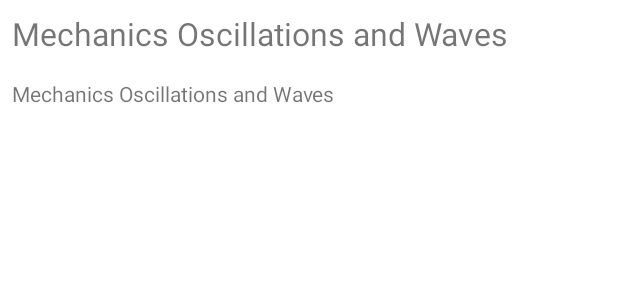
After one commit to Devsoc-BPGC/comrades, an Android app: the layout vh_material.xml on its own in the app's theme, with its tools: preview values and no code run, on a phone screen of 412 x 824 dp. The commit adds this screen. Shown: the top 300 px of the screen. Run offline under Robolectric (Android 15) with nearby library versions, the phone set to English and light mode, and no system bars.

Commit message:
Added course material recycler view

```diff
--- a/androidClient/app/src/main/AndroidManifest.xml
+++ b/androidClient/app/src/main/AndroidManifest.xml
@@ -17,6 +17,7 @@
         android:supportsRtl="true"
         android:theme="@style/AppTheme.NoActionBar"
         tools:ignore="GoogleAppIndexingWarning">
+
         <activity android:name=".MainActivity">
             <intent-filter>
                 <action android:name="android.intent.action.MAIN" />
@@ -24,7 +25,10 @@
                 <category android:name="android.intent.category.LAUNCHER" />
             </intent-filter>
         </activity>
-        <activity android:name=".CourseActivity"></activity>
+
+        <activity android:name=".coursematerial.CourseActivity">
+
+        </activity>
     </application>
 
 </manifest>
--- a/androidClient/app/src/main/java/com/macbitsgoa/comrades/CHC.java
+++ b/androidClient/app/src/main/java/com/macbitsgoa/comrades/CHC.java
@@ -4,7 +4,7 @@ package com.macbitsgoa.comrades;
  * Comrades Helper Class.
  * @author Rushikesh Jogdand.
  */
-final class CHC {
-    static final String TAG_PREFIX = "mac.";
+public final class CHC {
+    public static final String TAG_PREFIX = "mac.";
     static final String BITS_EMAIL_SUFFIX = ".bits-pilani.ac.in";
 }
--- a/androidClient/app/src/main/java/com/macbitsgoa/comrades/CourseVh.java
+++ b/androidClient/app/src/main/java/com/macbitsgoa/comrades/CourseVh.java
@@ -4,9 +4,12 @@ import android.content.Intent;
 import android.view.View;
 import android.widget.TextView;
 
+import com.macbitsgoa.comrades.coursematerial.CourseActivity;
+
 import androidx.recyclerview.widget.RecyclerView;
 
-import static com.macbitsgoa.comrades.CourseActivity.EXTRA_COURSE_NAME;
+import static com.macbitsgoa.comrades.coursematerial.CourseActivity.EXTRA_COURSE_ID;
+import static com.macbitsgoa.comrades.coursematerial.CourseActivity.EXTRA_COURSE_NAME;
 
 /**
  * @author Rushikesh Jogdand.
@@ -25,6 +28,7 @@ public class CourseVh extends RecyclerView.ViewHolder {
         nameTv.setText(course.name);
         rootView.setOnClickListener(view -> {
             final Intent courseIntent = new Intent(view.getContext(), CourseActivity.class);
+            courseIntent.putExtra(EXTRA_COURSE_ID, course.id);
             courseIntent.putExtra(EXTRA_COURSE_NAME, course.name);
             view.getContext().startActivity(courseIntent);
         });
--- a/androidClient/app/src/main/res/layout/activity_course.xml
+++ b/androidClient/app/src/main/res/layout/activity_course.xml
@@ -5,10 +5,11 @@
     android:id="@+id/cl_main_activity"
     android:layout_width="match_parent"
     android:layout_height="match_parent"
-    tools:context="com.macbitsgoa.comrades.CourseActivity">
+    tools:context="com.macbitsgoa.comrades.coursematerial.CourseActivity">
 
     <androidx.recyclerview.widget.RecyclerView
         android:id="@+id/rv_content_list"
+        android:layout_marginTop="?android:attr/actionBarSize"
         android:layout_width="match_parent"
         android:layout_height="match_parent" />
 
@@ -23,11 +24,12 @@
         android:src="@drawable/ic_add" />
 
     <androidx.appcompat.widget.Toolbar
+        android:id="@+id/toolbar_course_activity"
         android:layout_width="match_parent"
         android:layout_height="?android:attr/actionBarSize"
         android:background="?android:attr/colorPrimary"
         android:elevation="4dp"
-        android:theme="@style/ThemeOverlay.AppCompat.ActionBar"
+        android:theme="@style/AppTheme.ToolBarStyle"
         app:layout_scrollFlags="enterAlways|scroll"
         app:popupTheme="@style/ThemeOverlay.AppCompat.Light" />
 
--- /dev/null
+++ b/androidClient/app/src/main/res/layout/vh_material.xml
@@ -0,0 +1,26 @@
+<?xml version="1.0" encoding="utf-8"?>
+<LinearLayout xmlns:android="http://schemas.android.com/apk/res/android"
+    xmlns:tools="http://schemas.android.com/tools"
+    android:orientation="vertical"
+    android:layout_width="match_parent"
+    android:layout_height="wrap_content">
+
+    <TextView
+        android:id="@+id/tv_file_name"
+        android:textSize="21sp"
+        android:layout_margin="4dp"
+        android:padding="4dp"
+        android:layout_width="match_parent"
+        android:layout_height="wrap_content"
+        tools:text="Mechanics Oscillations and Waves" />
+
+    <TextView
+        android:id="@+id/tv_owner_name"
+        android:textSize="14sp"
+        android:layout_margin="4dp"
+        android:padding="4dp"
+        android:layout_width="match_parent"
+        android:layout_height="wrap_content"
+        tools:text="Mechanics Oscillations and Waves" />
+
+</LinearLayout>
```
Also changed, not shown: androidClient/app/src/main/java/com/macbitsgoa/comrades/CourseActivity.java (deleted, +0 -25 lines), androidClient/app/src/main/java/com/macbitsgoa/comrades/coursematerial/CourseActivity.java (added, +83 -0 lines), androidClient/app/src/main/java/com/macbitsgoa/comrades/coursematerial/ItemCourseMaterial.java (added, +66 -0 lines), androidClient/app/src/main/java/com/macbitsgoa/comrades/coursematerial/MaterialAdapter.java (added, +41 -0 lines), androidClient/app/src/main/java/com/macbitsgoa/comrades/coursematerial/MaterialViewHolder.java (added, +26 -0 lines), androidClient/app/src/main/res/drawable/ic_arrow_back.xml (added, +9 -0 lines).
